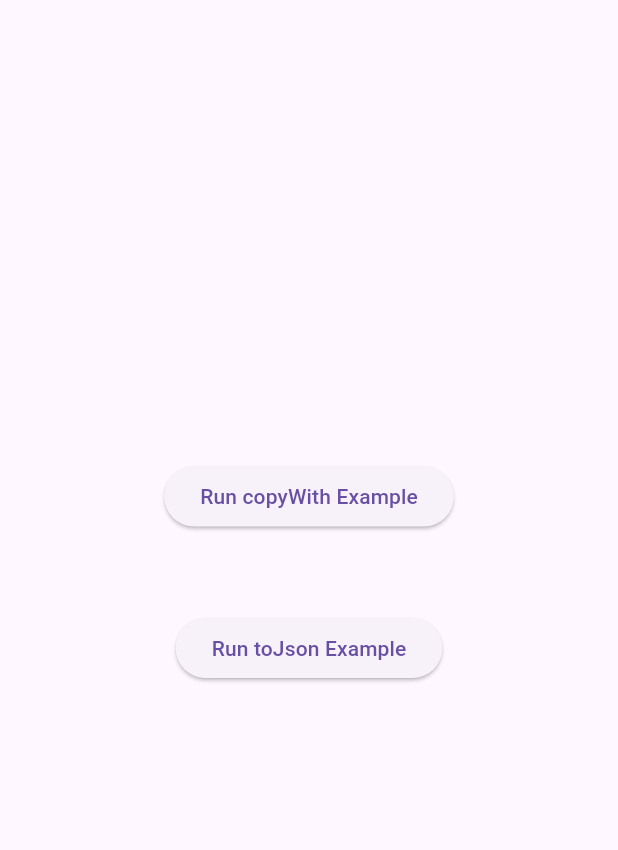
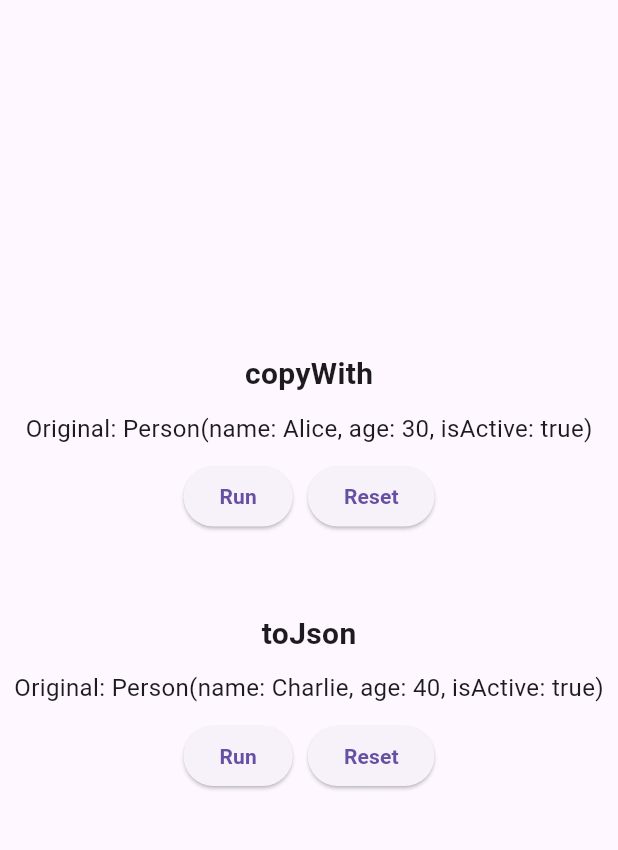
Before and after one commit to shinriyo/subzero, a Flutter app: the screen it shows after launch, on a phone screen of 412 x 824 dp, the part 63-913 px from its top. Run offline on Flutter 3.47's test engine with Material 3 defaults, Android fonts, the phone set to English and light mode, and no system bars.

Commit message:
fix example scene

```diff
--- a/example/lib/main.dart
+++ b/example/lib/main.dart
@@ -17,20 +17,31 @@ class _MyAppState extends State<MyApp> {
   String _copyWithResult = '';
   String _jsonResult = '';
 
-  @override
-  Widget build(BuildContext context) {
-    return MaterialApp(
-      home: Scaffold(
-        appBar: AppBar(title: const Text('Subzero Example')),
-        body: Center(
-          child: Column(
+  Widget _buildCopyWithExample() {
+    return Column(
+      children: [
+        // Title
+        const Text(
+          'copyWith',
+          style: TextStyle(
+            fontSize: 20,
+            fontWeight: FontWeight.bold,
+          ),
+        ),
+        const SizedBox(height: 10),
+        // Original Person object
+        const Text(
+          'Original: Person(name: Alice, age: 30, isActive: true)',
+          style: TextStyle(fontSize: 16),
+        ),
+        const SizedBox(height: 10),
+        Row(
           mainAxisAlignment: MainAxisAlignment.center,
           children: [
             ElevatedButton(
               onPressed: () async {
                 // Create Person object
-                  Person person =
-                      Person(name: 'Alice', age: 30, isActive: true);
+                Person person = Person(name: 'Alice', age: 30, isActive: true);
 
                 // Call copyWith to update properties
                 var updatedPerson = await person.copyWith({
@@ -43,11 +54,52 @@ class _MyAppState extends State<MyApp> {
                   _copyWithResult = "Updated Person: $updatedPerson";
                 });
               },
-                child: const Text('Run copyWith Example'),
+              child: const Text(
+                'Run',
+                style: TextStyle(fontWeight: FontWeight.bold),
+              ),
+            ),
+            const SizedBox(width: 10),
+            ElevatedButton(
+              onPressed: () {
+                setState(() {
+                  _copyWithResult = '';
+                });
+              },
+              child: const Text(
+                'Reset',
+                style: TextStyle(fontWeight: FontWeight.bold),
+              ),
+            ),
+          ],
         ),
         const SizedBox(height: 10),
         Text(_copyWithResult, style: const TextStyle(fontSize: 16)),
-              const SizedBox(height: 20),
+      ],
+    );
+  }
+
+  Widget _buildToJsonExample() {
+    return Column(
+      children: [
+        // Title
+        const Text(
+          'toJson',
+          style: TextStyle(
+            fontSize: 20,
+            fontWeight: FontWeight.bold,
+          ),
+        ),
+        const SizedBox(height: 10),
+        // Original Person object
+        const Text(
+          'Original: Person(name: Charlie, age: 40, isActive: true)',
+          style: TextStyle(fontSize: 16),
+        ),
+        const SizedBox(height: 10),
+        Row(
+          mainAxisAlignment: MainAxisAlignment.center,
+          children: [
             ElevatedButton(
               onPressed: () async {
                 // Create Person object
@@ -62,10 +114,45 @@ class _MyAppState extends State<MyApp> {
                   _jsonResult = "Person as JSON: $json";
                 });
               },
-                child: const Text('Run toJson Example'),
+              child: const Text(
+                'Run',
+                style: TextStyle(fontWeight: FontWeight.bold),
+              ),
+            ),
+            const SizedBox(width: 10),
+            ElevatedButton(
+              onPressed: () {
+                setState(() {
+                  _jsonResult = '';
+                });
+              },
+              child: const Text(
+                'Reset',
+                style: TextStyle(fontWeight: FontWeight.bold),
+              ),
+            ),
+          ],
         ),
         const SizedBox(height: 10),
         Text(_jsonResult, style: const TextStyle(fontSize: 16)),
+      ],
+    );
+  }
+
+  @override
+  Widget build(BuildContext context) {
+    return MaterialApp(
+      home: Scaffold(
+        appBar: AppBar(
+          title: const Text('Subzero Example'),
+        ),
+        body: Center(
+          child: Column(
+            mainAxisAlignment: MainAxisAlignment.center,
+            children: [
+              _buildCopyWithExample(),
+              const SizedBox(height: 20),
+              _buildToJsonExample(),
             ],
           ),
         ),
```
Lines whose indentation alone changed are shown as unchanged.
